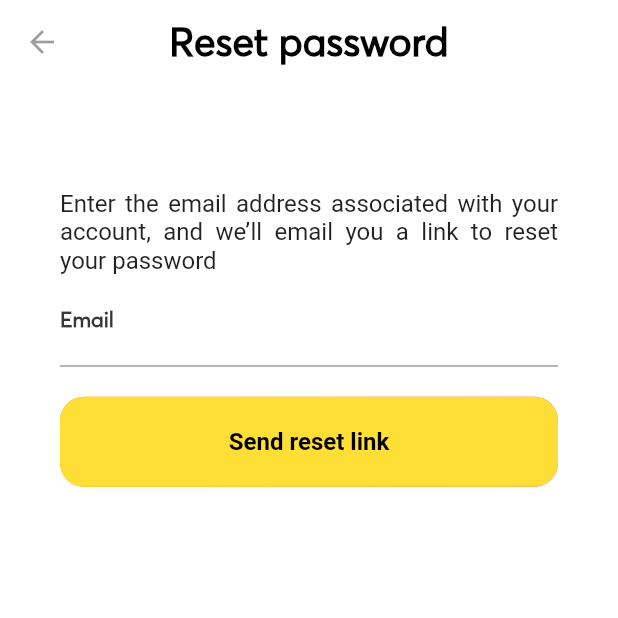
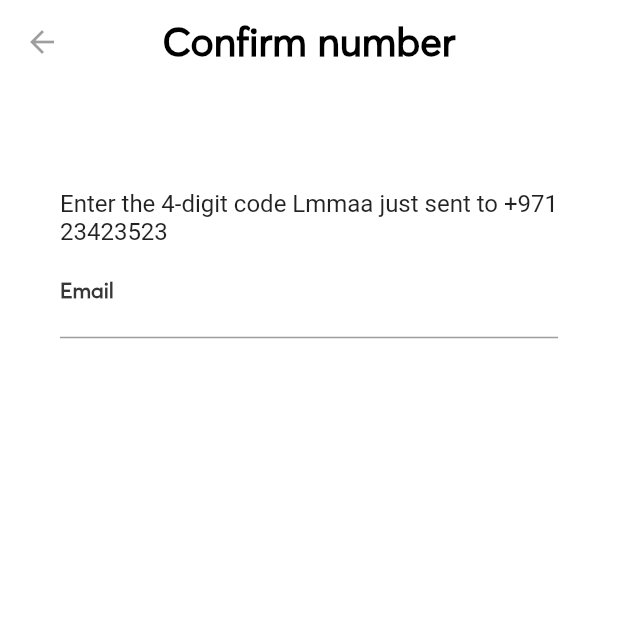
Before and after one commit to ilicina1/lmma_box, a Flutter app: the screen it shows after launch, on a phone screen of 412 x 824 dp, the top half of it. Run offline on Flutter 3.47's test engine with Material 2 defaults, Android fonts, the phone set to English and light mode, and no system bars; our stand-ins replace splashscreen; Roboto replaces fonts that are missing (Averta CY); project files that could hold a hidden picture were left out.

Commit message:
Zapocet rad na drugom screenu

```diff
--- a/lib/main.dart
+++ b/lib/main.dart
@@ -2,13 +2,14 @@ import 'package:flutter/material.dart';
 import 'package:flutter/services.dart';
 import 'package:lmma_box/providers/screen_scroll.dart';
 import 'package:lmma_box/view/loading_screen/pages/splash_screen.dart';
+import 'package:lmma_box/view/signinscreens/pages/confirm_number.dart';
 import 'package:lmma_box/view/signinscreens/pages/reset_password.dart';
 import 'package:provider/provider.dart';
 
 void main() {
   runApp(ChangeNotifierProvider(
     create: (context) => ScreenScrollProvider(0),
-    child: (MaterialApp(home: ResetPasswordPage())),
+    child: (MaterialApp(home: ConfirmNumberPage())),
   ));
   SystemChrome.setSystemUIOverlayStyle(
       SystemUiOverlayStyle(statusBarColor: Colors.white));
@@ -17,7 +18,7 @@ void main() {
 class MyApp extends StatelessWidget {
   @override
   Widget build(BuildContext context) {
-    return ResetPasswordPage();
+    return ConfirmNumberPage();
     /* MaterialApp(
       debugShowCheckedModeBanner: false,
       title: 'LmmaBox',
--- /dev/null
+++ b/lib/view/signinscreens/pages/confirm_number.dart
@@ -0,0 +1,80 @@
+import 'package:flutter/material.dart';
+import 'package:lmma_box/utils/style/welcome_screen_text_styles.dart';
+
+class ConfirmNumberPage extends StatelessWidget {
+  @override
+  Widget build(BuildContext context) {
+    return Scaffold(
+      appBar: AppBar(
+        centerTitle: true, // this is all you need
+        elevation: 0,
+        backgroundColor: Colors.white,
+        automaticallyImplyLeading: true,
+        leading: IconButton(
+          icon: Icon(Icons.arrow_back),
+          color: Colors.black38,
+          onPressed: () => Navigator.pop(context, false),
+        ),
+        title: Text(
+          "Confirm number",
+          style: TextStyle(
+            fontSize: 26,
+            fontWeight: FontWeight.w700,
+            fontFamily: "Averta",
+            color: Colors.black,
+          ),
+        ),
+      ),
+      body: Container(
+        padding: EdgeInsets.only(top: 60, left: 40, right: 40),
+        color: Colors.white,
+        child: ListView(
+          children: <Widget>[
+            Column(
+              mainAxisAlignment: MainAxisAlignment.spaceBetween,
+              children: <Widget>[
+                Container(
+                  child: Column(
+                    children: <Widget>[
+                      SizedBox(
+                        height: 10,
+                      ),
+                      Text(
+                        "Enter the 4-digit code Lmmaa just sent to +971 23423523",
+                        style: TextStyle(
+                          fontSize: 16,
+                          fontWeight: FontWeight.w400,
+                        ),
+                        textAlign: TextAlign.justify,
+                      )
+                    ],
+                  ),
+                ),
+                Container(
+                  width: double.infinity,
+                  child: Column(
+                    children: <Widget>[
+                      TextFormField(
+                        keyboardType: TextInputType.emailAddress,
+                        decoration: InputDecoration(
+                            labelText: "Email",
+                            labelStyle: TextStyle(
+                                color: Color(0xFF373737),
+                                fontWeight: FontWeight.w700,
+                                fontSize: 14,
+                                fontFamily: "Averta"),
+                            hintStyle: TextStyle(fontSize: 16),
+                            hintText: "Enter your Email"),
+                        style: TextStyle(fontSize: 20),
+                      ),
+                    ],
+                  ),
+                )
+              ],
+            )
+          ],
+        ),
+      ),
+    );
+  }
+}
```
